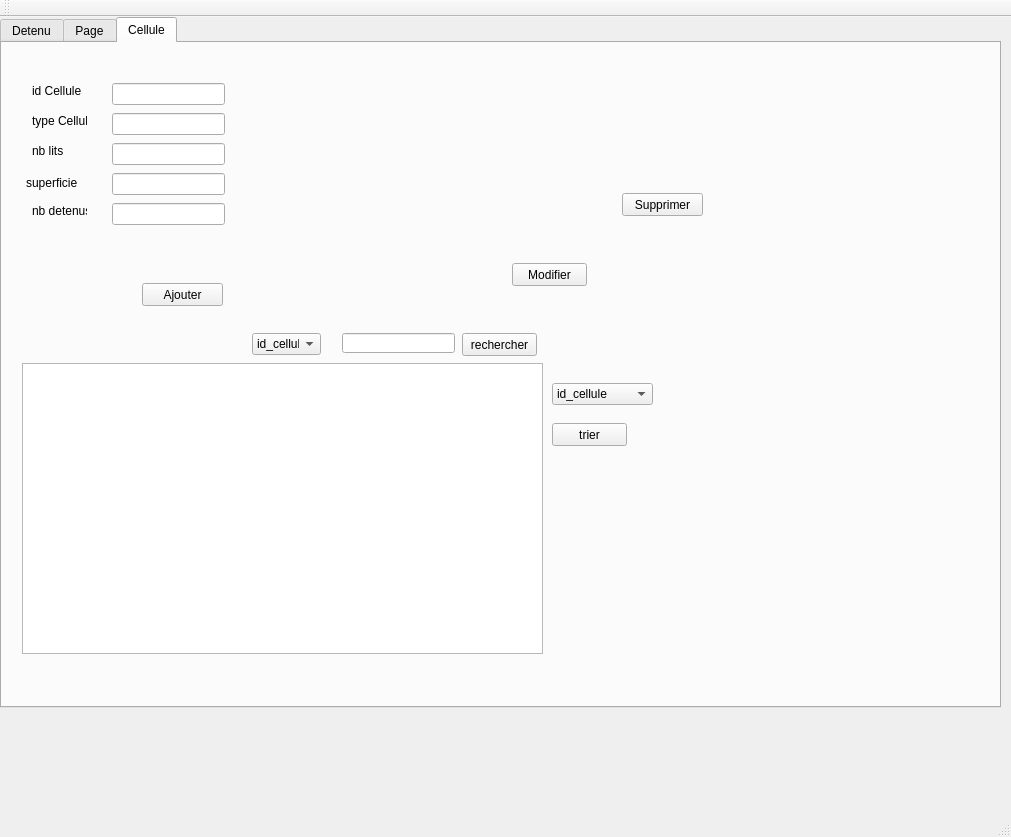
First picture: the form in mainwindow.ui, repository nefissaKhiari/Smart_Police_Station_2A20, before the edit.
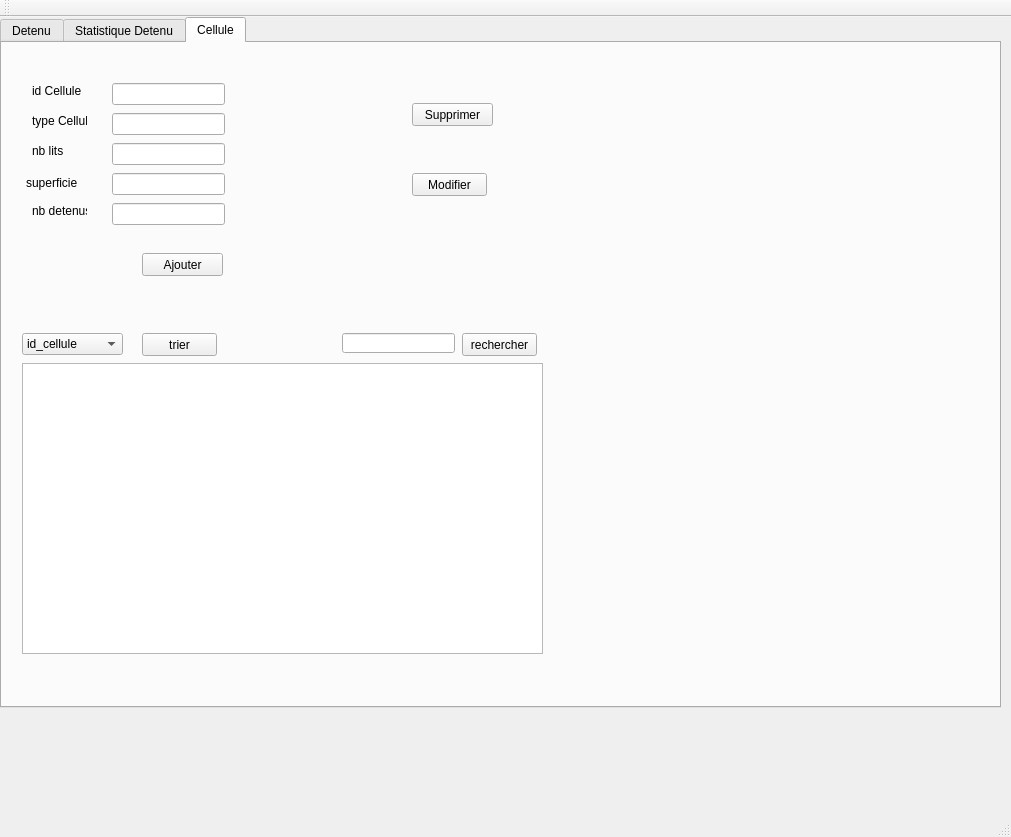
Second picture: the form after the edit. The open tabs and pages were chosen to show the change.

What changed in the file:
```diff
--- a/mainwindow.ui
+++ b/mainwindow.ui
@@ -26,6 +26,9 @@
     <property name="currentIndex">
      <number>1</number>
     </property>
+    <property name="documentMode">
+     <bool>false</bool>
+    </property>
     <widget class="QWidget" name="tab">
      <attribute name="title">
       <string>Detenu</string>
@@ -351,7 +354,7 @@
     </widget>
     <widget class="QWidget" name="tab_3">
      <attribute name="title">
-      <string>Page</string>
+      <string>Statistique Detenu</string>
      </attribute>
      <widget class="QFrame" name="frame_charts">
       <property name="geometry">
@@ -448,8 +451,8 @@
      <widget class="QPushButton" name="pb_supprimer_2">
       <property name="geometry">
        <rect>
-        <x>620</x>
-        <y>150</y>
+        <x>410</x>
+        <y>60</y>
         <width>81</width>
         <height>23</height>
        </rect>
@@ -511,7 +514,7 @@
       <property name="geometry">
        <rect>
         <x>140</x>
-        <y>240</y>
+        <y>210</y>
         <width>81</width>
         <height>23</height>
        </rect>
@@ -523,8 +526,8 @@
      <widget class="QPushButton" name="modifier_cellule">
       <property name="geometry">
        <rect>
-        <x>510</x>
-        <y>220</y>
+        <x>410</x>
+        <y>130</y>
         <width>75</width>
         <height>23</height>
        </rect>
@@ -536,8 +539,8 @@
      <widget class="QPushButton" name="pb_trier_cellule">
       <property name="geometry">
        <rect>
-        <x>550</x>
-        <y>380</y>
+        <x>140</x>
+        <y>290</y>
         <width>75</width>
         <height>23</height>
        </rect>
@@ -572,8 +575,8 @@
      <widget class="QComboBox" name="comboBox_cellule">
       <property name="geometry">
        <rect>
-        <x>550</x>
-        <y>340</y>
+        <x>20</x>
+        <y>290</y>
         <width>101</width>
         <height>22</height>
        </rect>
@@ -594,31 +597,6 @@
        </property>
       </item>
      </widget>
-     <widget class="QComboBox" name="comboBox_recherche">
-      <property name="geometry">
-       <rect>
-        <x>250</x>
-        <y>290</y>
-        <width>69</width>
-        <height>22</height>
-       </rect>
-      </property>
-      <item>
-       <property name="text">
-        <string>id_cellule</string>
-       </property>
-      </item>
-      <item>
-       <property name="text">
-        <string>type_cellule</string>
-       </property>
-      </item>
-      <item>
-       <property name="text">
-        <string>nb_detenus</string>
-       </property>
-      </item>
-     </widget>
     </widget>
    </widget>
   </widget>
```
Left out of the diff: 31 changed lines with no effect on the pictures.
